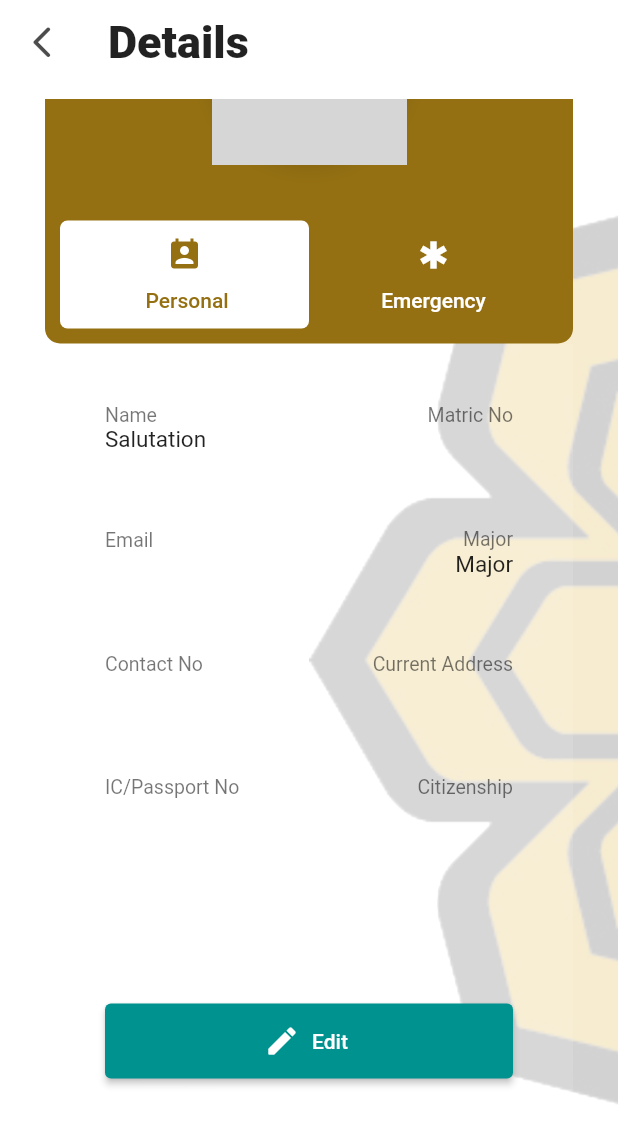
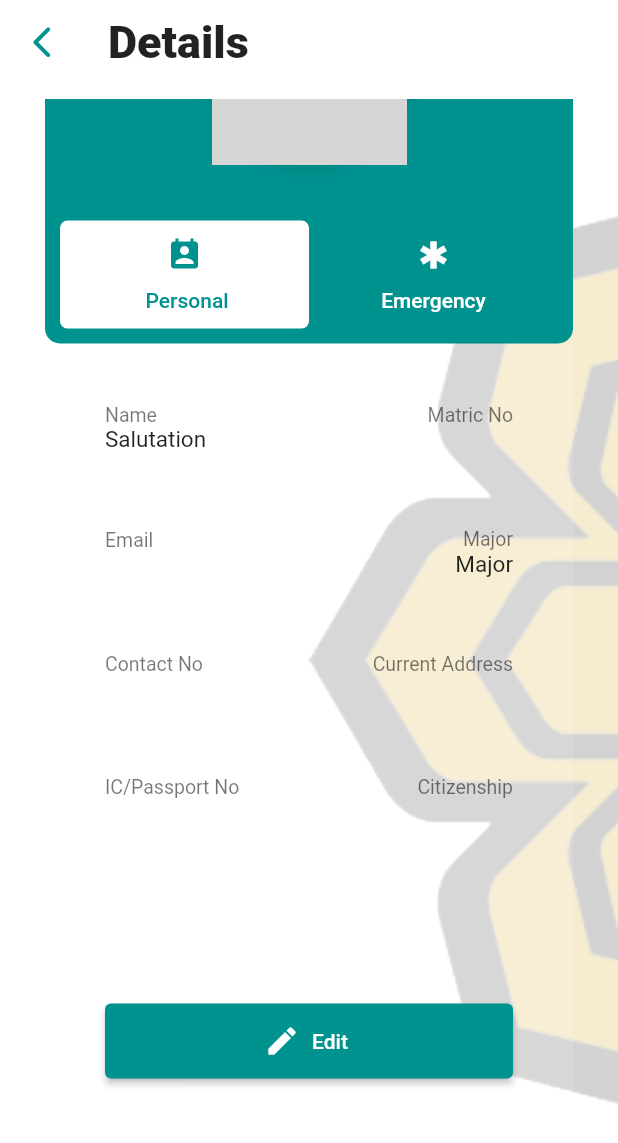
Before and after one commit to KhadijahArizal/Student, a Flutter app: the Details screen opened directly, scrolled down 116 dp, on a phone screen of 412 x 824 dp. Shown: the top 1143 px of the screen. Run offline on Flutter 3.47's test engine with Material 2 defaults, Android fonts, the phone set to English and light mode, and no system bars; our stand-ins replace cloud_firestore, file_picker, firebase_auth, firebase_core, firebase_database, firebase_storage and 3 more; accounts and stored records are empty; network calls fail; Roboto replaces fonts that are missing (Futura); grey boxes are pictures that could not be loaded.

Commit message:
details.dart

```diff
--- a/lib/LayerTwo/details.dart
+++ b/lib/LayerTwo/details.dart
@@ -1,7 +1,6 @@
 import 'package:firebase_auth/firebase_auth.dart';
 import 'package:flutter/material.dart';
 import 'package:flutter/services.dart';
-import 'package:student/LayerTwo/Tab/edit/studentForm.dart';
 import 'package:student/Service/auth_service.dart';
 import 'package:student/SideNavBar/sideNav2.dart';
 import 'package:student/LayerTwo/Tab/emergency.dart';
@@ -64,13 +63,13 @@ class _DetailsState extends State<Details> with SingleTickerProviderStateMixin {
       backgroundColor: const Color.fromRGBO(244, 243, 243, 1),
       appBar: AppBar(
         leading: IconButton(
-          icon: Icon(
+          icon: const Icon(
+            Icons.arrow_back_ios_new_rounded,
             size: 25,
-            Icons.arrow_back_ios_new_rounded,
-            color: Colors.black87.withOpacity(0.7), // Use the specified color
+            color: Color.fromRGBO(0, 146, 143, 10), // Use the specified color
           ),
           onPressed: () {
-            Navigator.pop(context);
+            Navigator.pushNamed(context, '/summary');
           },
         ),
         title: const Text(
@@ -85,7 +84,7 @@ class _DetailsState extends State<Details> with SingleTickerProviderStateMixin {
         elevation: 0,
         systemOverlayStyle: SystemUiOverlayStyle.dark,
         iconTheme: const IconThemeData(
-          color: Color.fromRGBO(148, 112, 18, 1),
+          color: Color.fromRGBO(0, 146, 143, 10),
           size: 30,
         ),
       ),
@@ -130,11 +129,12 @@ class _DetailsState extends State<Details> with SingleTickerProviderStateMixin {
                                             border: Border.all(
                                                 width: 10,
                                                 color: const Color.fromRGBO(
-                                                    148, 112, 18, 1)),
+                                                    0, 146, 143, 10)),
                                             color: const Color.fromRGBO(
-                                                148, 112, 18, 1)),
+                                                0, 146, 143, 10)),
                                         child: Column(children: [
                                           Stack(children: [
+                                            const SizedBox(height: 10),
                                             Container(
                                               alignment: Alignment.topCenter,
                                               width: 130,
@@ -186,7 +186,7 @@ class _DetailsState extends State<Details> with SingleTickerProviderStateMixin {
                                               unselectedLabelColor:
                                                   Colors.white,
                                               labelColor: const Color.fromRGBO(
-                                                  148, 112, 18, 1),
+                                                  0, 146, 143, 10),
                                               indicatorColor: Colors.white,
                                               indicatorWeight: 0.0,
                                               indicatorSize:
@@ -215,22 +215,8 @@ class _DetailsState extends State<Details> with SingleTickerProviderStateMixin {
                                         child: TabBarView(
                                           controller: tabController,
                                           children: const [
-                                            // PERSONAL
-                                            Student(
-                                              contact: '-',
-                                              address: '-',
-                                              ic: '-',
-                                              citizenship: '-',
-                                              initialMatric: '-',
-                                            ),
-
-                                            // EMERGENCY
-                                            Emergency(
-                                              ename: '-',
-                                              relationship: '-',
-                                              eaddress: '-',
-                                              econtact: '-',
-                                            ),
+                                            Student(),
+                                            Emergency(),
                                           ],
                                         ),
                                       )
```
